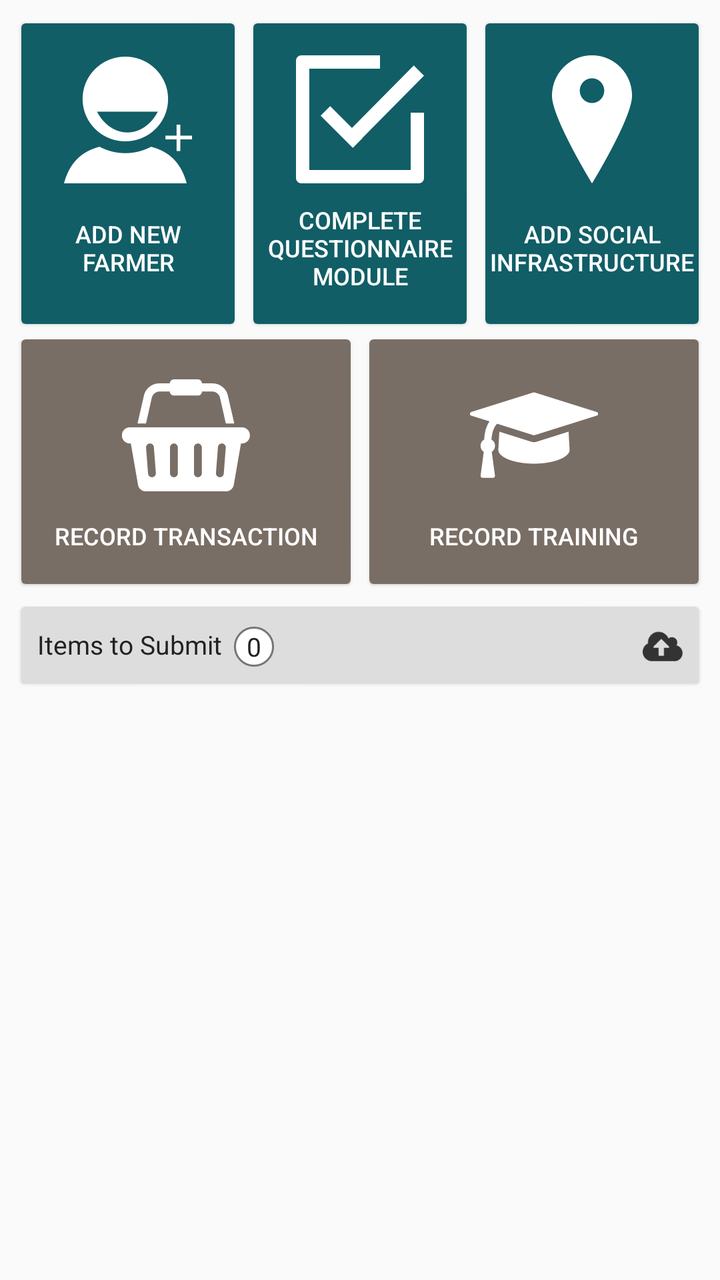
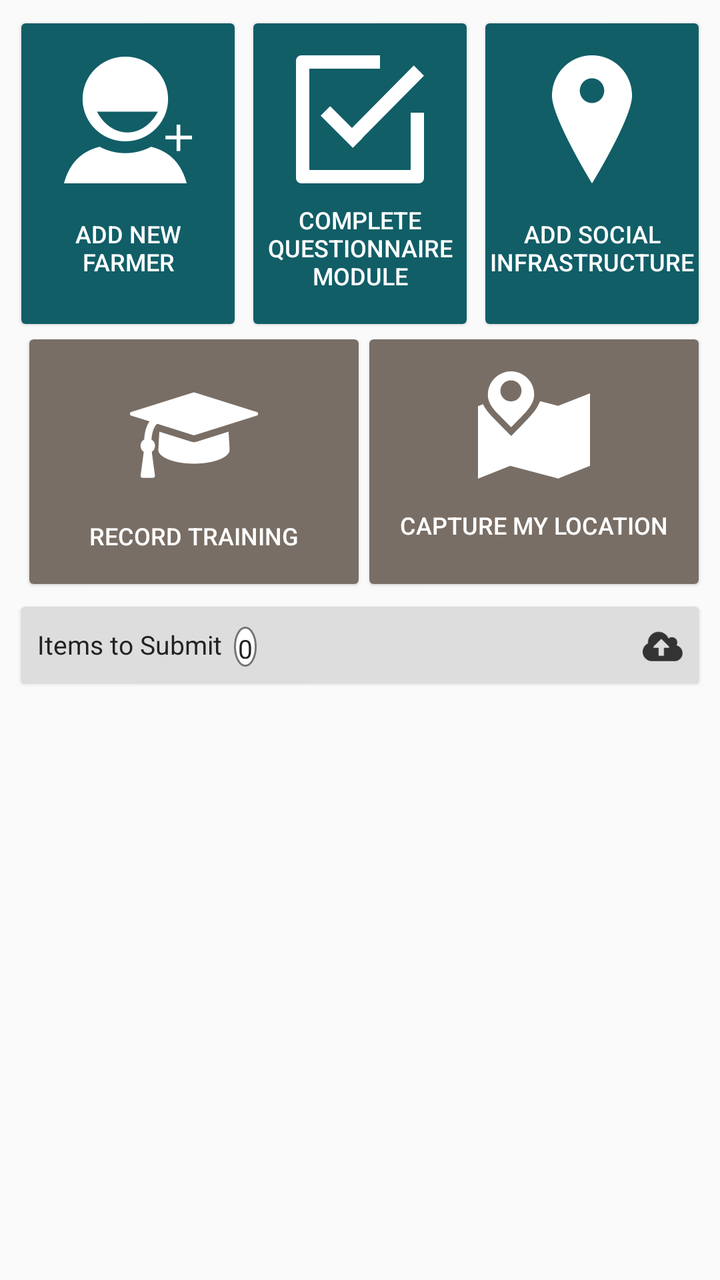

Compare the two renders of this Android layout. The source of the first and the diff that turns it into the second are given below.
<!-- AndroidManifest.xml: application theme AppCompactTheme -->
<!-- res/layout/home_header_buttons.xml -->
<?xml version="1.0" encoding="utf-8"?>
<LinearLayout android:orientation="vertical"
    xmlns:android="http://schemas.android.com/apk/res/android"
    xmlns:card_view="http://schemas.android.com/apk/res-auto"
    android:layout_width="match_parent"
    android:layout_height="wrap_content"
    android:id="@+id/topSectionWrapper"
    xmlns:tools="http://schemas.android.com/tools">

    <LinearLayout
        android:orientation="horizontal"
        android:layout_width="match_parent"
        android:layout_height="wrap_content"
        android:id="@+id/topSection"
        android:paddingTop="@dimen/home_activity_vertical_margin"
        android:paddingBottom="@dimen/ofis_small_pad"
        android:paddingLeft="@dimen/home_activity_horizontal_margin"
        android:paddingRight="@dimen/home_activity_horizontal_margin">

        <android.support.v7.widget.CardView
            android:layout_width="0dp"
            android:layout_height="match_parent"
            android:layout_weight="1"
            card_view:cardBackgroundColor="@color/ofis_home_screen_actions_background"
            card_view:cardElevation="@dimen/ofis_elevation_height"
            card_view:cardUseCompatPadding="true">
            <Button
                android:layout_width="match_parent"
                android:layout_height="match_parent"
                android:layout_weight="1"
                android:text="@string/ofis_add_new_farmer"
                android:id="@+id/AddNewFarmer"
                android:textColor="@color/ofis_base_font_white"
                android:drawableTop="@drawable/ic_add_new_farmer"
                android:drawablePadding="10dp"
                android:paddingLeft="@dimen/ofis_med_pad"
                android:paddingRight="@dimen/ofis_med_pad"
                android:textSize="@dimen/ofis_micro_text"
                android:background="@android:color/transparent"
                tools:ignore="ButtonStyle"
                android:paddingTop="16dp"
                android:paddingBottom="16dp" />
        </android.support.v7.widget.CardView>

        <android.support.v7.widget.CardView
            android:layout_width="0dp"
            android:layout_height="match_parent"
            android:layout_weight="1"
            card_view:cardBackgroundColor="@color/ofis_home_screen_actions_background"
            card_view:cardElevation="@dimen/ofis_elevation_height"
            android:layout_marginLeft="@dimen/ofis_small_pad"
            android:layout_marginRight="@dimen/ofis_small_pad"
            card_view:cardUseCompatPadding="true">
            <Button
                android:layout_width="match_parent"
                android:layout_height="match_parent"
                android:layout_weight="1"
                android:text="@string/ofis_complete_questionnaire"
                android:id="@+id/CompleteQuestionnaireModule"
                android:textColor="@color/ofis_base_font_white"
                android:drawableTop="@drawable/ic_complete_questionnaire_module"
                android:drawablePadding="10dp"
                android:textSize="@dimen/ofis_micro_text"
                android:background="@android:color/transparent"
                tools:ignore="ButtonStyle"
                android:paddingTop="16dp"
                android:paddingBottom="16dp" />
        </android.support.v7.widget.CardView>

        <android.support.v7.widget.CardView
            android:layout_width="0dp"
            android:layout_height="match_parent"
            android:layout_weight="1"
            card_view:cardBackgroundColor="@color/ofis_home_screen_actions_background"
            card_view:cardElevation="@dimen/ofis_elevation_height"
            card_view:cardUseCompatPadding="true">
            <Button
                android:layout_width="match_parent"
                android:layout_height="match_parent"
                android:layout_weight="1"
                android:text="@string/ofis_add_infrastructure"
                android:id="@+id/AddSocialInfrastructure"
                android:textColor="@color/ofis_base_font_white"
                android:drawableTop="@drawable/ic_add_poi"
                android:drawablePadding="10dp"
                android:textSize="@dimen/ofis_micro_text"
                android:background="@android:color/transparent"
                tools:ignore="ButtonStyle"
                android:paddingTop="16dp"
                android:paddingBottom="16dp" />
        </android.support.v7.widget.CardView>

    </LinearLayout>

    <LinearLayout
        android:orientation="horizontal"
        android:layout_width="match_parent"
        android:layout_height="wrap_content"
        android:id="@+id/middleSection"
        android:paddingBottom="@dimen/ofis_small_pad"
        android:paddingLeft="@dimen/home_activity_horizontal_margin"
        android:paddingRight="@dimen/home_activity_horizontal_margin"
        android:paddingTop="0dp">

        <android.support.v7.widget.CardView
            android:layout_width="0dp"
            android:layout_height="match_parent"
            android:layout_weight="1"
            android:id="@+id/recordTransactionWrapper"
            card_view:cardBackgroundColor="@color/ofis_home_screen_midsection_background"
            card_view:cardElevation="@dimen/ofis_elevation_height"
            android:layout_marginTop="-4dp"
            card_view:cardUseCompatPadding="true">
            <Button
                android:layout_width="match_parent"
                android:layout_height="match_parent"
                android:layout_weight="1"
                android:text="@string/record_transaction_button_text"
                android:id="@+id/RecordTransaction"
                android:textColor="@color/ofis_base_font_white"
                android:drawableTop="@drawable/ic_record_transaction"
                android:drawablePadding="10dp"
                android:textSize="@dimen/ofis_micro_text"
                android:background="@android:color/transparent"
                tools:ignore="ButtonStyle"
                android:paddingBottom="16dp"
                android:paddingTop="16dp" />
        </android.support.v7.widget.CardView>

        <android.support.v7.widget.CardView
            android:layout_width="0dp"
            android:layout_height="match_parent"
            android:layout_weight="1"
            card_view:cardBackgroundColor="@color/ofis_home_screen_midsection_background"
            card_view:cardElevation="@dimen/ofis_elevation_height"
            android:layout_marginTop="-4dp"
            card_view:cardUseCompatPadding="true"
            android:id="@+id/recordTrainingWrapper"
            android:layout_marginLeft="@dimen/ofis_small_pad">
            <Button
                android:layout_width="match_parent"
                android:layout_height="match_parent"
                android:layout_weight="1"
                android:text="@string/record_training_button"
                android:id="@+id/RecordFarmerTraining"
                android:textColor="@color/ofis_base_font_white"
                android:drawableTop="@drawable/ic_record_training"
                android:drawablePadding="10dp"
                android:textSize="@dimen/ofis_micro_text"
                android:background="@android:color/transparent"
                tools:ignore="ButtonStyle"
                android:paddingTop="16dp"
                android:paddingBottom="16dp" />
        </android.support.v7.widget.CardView>

    </LinearLayout>

    <android.support.v7.widget.CardView
        android:layout_width="match_parent"
        android:layout_height="wrap_content"
        android:layout_marginBottom="@dimen/home_activity_vertical_margin"
        android:layout_marginLeft="@dimen/home_activity_horizontal_margin"
        android:layout_marginRight="@dimen/home_activity_horizontal_margin"
        android:layout_marginTop="0dp"
        card_view:cardBackgroundColor="@color/ofis_actionbar_background"
        card_view:cardElevation="@dimen/ofis_elevation_height"
        card_view:cardUseCompatPadding="true">

        <RelativeLayout
            android:layout_width="match_parent"
            android:layout_height="wrap_content"
            android:id="@+id/itemlistBar"
            android:paddingTop="@dimen/home_activity_vertical_margin"
            android:paddingBottom="@dimen/home_activity_vertical_margin"
            android:paddingLeft="@dimen/home_activity_vertical_margin"
            android:paddingRight="@dimen/home_activity_vertical_margin">

            <TextView
                android:layout_width="wrap_content"
                android:layout_height="wrap_content"
                android:text="@string/Modules_to_submit"
                android:id="@+id/textView4"
                android:paddingRight="@dimen/ofis_micro_pad"
                android:layout_marginTop="@dimen/ofis_micro_pad"
                android:textColor="@color/ofis_base_font_dark"
                android:textSize="@dimen/ofis_small_text"
                tools:ignore="RtlHardcoded"/>

            <TextView
                android:layout_width="20dp"
                android:layout_height="20dp"
                android:background="@drawable/itemlist_total_background"
                android:id="@+id/networkQueueCount"
                android:text="0"
                android:textColor="@color/ofis_base_font_dark"
                android:textSize="@dimen/ofis_small_text"
                android:gravity="center"
                android:layout_marginTop="@dimen/ofis_micro_pad"
                android:layout_toRightOf="@+id/textView4"
                android:padding="0dp"
                android:layout_marginLeft="@dimen/ofis_small_pad"
                tools:ignore="HardcodedText" />

            <ImageButton
                android:layout_width="20dp"
                android:layout_height="20dp"
                android:id="@+id/syncAll"
                android:layout_marginTop="@dimen/ofis_micro_pad"
                android:contentDescription="@string/ofis_cd_submit_all_icon"
                android:src="@drawable/ic_upload_list"
                android:scaleType="fitXY"
                android:layout_alignParentRight="true"
                android:background="@android:color/transparent" />

        </RelativeLayout>
    </android.support.v7.widget.CardView>

    <TextView
        android:layout_width="match_parent"
        android:layout_height="wrap_content"
        android:id="@+id/nomodulestosubmittext"
        android:paddingTop="@dimen/ofis_small_pad"
        android:paddingBottom="@dimen/ofis_small_pad"
        android:paddingLeft="@dimen/activity_horizontal_margin"
        android:paddingRight="@dimen/activity_horizontal_margin"
        android:textSize="@dimen/ofis_input_field_text"
        android:textColor="@color/ofis_text_field" />

</LinearLayout>
<!-- resources referenced by this layout -->
<resources>
  <color name="ofis_actionbar_background">#dddddd</color>
  <color name="ofis_base_font_dark">#222222</color>
  <color name="ofis_base_font_white">#ffffff</color>
  <color name="ofis_home_screen_actions_background">#115e67</color>
  <color name="ofis_home_screen_midsection_background">#796e65</color>
  <color name="ofis_text_field">#DE000000</color>
  <dimen name="activity_horizontal_margin">16dp</dimen>
  <dimen name="home_activity_horizontal_margin">8dp</dimen>
  <dimen name="home_activity_vertical_margin">8dp</dimen>
  <dimen name="ofis_elevation_height">1dp</dimen>
  <dimen name="ofis_input_field_text">14sp</dimen>
  <dimen name="ofis_med_pad">8dp</dimen>
  <dimen name="ofis_micro_pad">2dp</dimen>
  <dimen name="ofis_micro_text">12sp</dimen>
  <dimen name="ofis_small_pad">4dp</dimen>
  <dimen name="ofis_small_text">13sp</dimen>
  <!-- drawable ic_add_new_farmer: png bitmap (drawable-hdpi, 3634 bytes) -->
  <!-- drawable ic_add_poi: png bitmap (drawable-hdpi, 3305 bytes) -->
  <!-- drawable ic_record_training: png bitmap (drawable-hdpi, 2633 bytes) -->
  <!-- drawable ic_record_transaction: png bitmap (drawable-hdpi, 2793 bytes) -->
  <!-- drawable ic_upload_list: png bitmap (drawable-hdpi, 1621 bytes) -->
  <!-- drawable itemlist_total_background (drawable) -->
  <?xml version="1.0" encoding="utf-8"?>
  <shape xmlns:android="http://schemas.android.com/apk/res/android" android:shape="oval">
      <stroke android:color="@color/ofis_text_field_read_only" android:width="1dp"/>
      <solid android:color="@color/ofis_base_font_white" />
  </shape>
  <string name="Modules_to_submit">Items to Submit</string>
  <string name="ofis_add_infrastructure">Add Social Infrastructure</string>
  <string name="ofis_add_new_farmer">Add New Farmer</string>
  <string name="ofis_cd_submit_all_icon">Submit all</string>
  <string name="ofis_complete_questionnaire">Complete Questionnaire Module</string>
  <string name="record_training_button">Record Training</string>
  <string name="record_transaction_button_text">Record Transaction</string>
  <style name="AppCompactTheme" parent="Theme.AppCompat.Light">
          
          <item name="android:spinnerStyle">@android:style/Widget.Holo.Light.Spinner</item>
          <item name="android:spinnerItemStyle">@style/SpinnerItem</item>
          <item name="android:spinnerDropDownItemStyle">@style/SpinnerItem.DropDownItem</item>
          <item name="android:dropDownListViewStyle">@style/StandardSpinner</item>
          <item name="android:actionBarStyle">@style/AppTheme.ActionBarStyle</item>
      </style>
  <color name="ofis_text_field_read_only">#80000000</color>
  <style name="SpinnerItem" parent="Widget.AppCompat.TextView.SpinnerItem">
          <item name="android:textColor">@color/ofis_base_font_white</item>
          <item name="android:textSize">@dimen/ofis_spinner_text</item>
      </style>
  <style name="SpinnerItem.DropDownItem" parent="Widget.AppCompat.Light.DropDownItem.Spinner">
          <item name="android:textColor">@color/ofis_text_field</item>
          <item name="android:background">@color/ofis_spinner_item_background</item>
      </style>
  <style name="StandardSpinner" parent="Widget.AppCompat.ListView.DropDown">
          <item name="android:dividerHeight">@dimen/ofis_spinner_itemseparator</item>
          <item name="android:divider">@color/ofis_spinner_divider</item>
      </style>
  <style name="AppTheme.ActionBarStyle" parent="Theme.AppCompat.Light">
          <item name="android:titleTextStyle">@style/AppTheme.ActionBar.TitleTextStyle</item>
      </style>
  <dimen name="ofis_spinner_text">14sp</dimen>
  <color name="ofis_spinner_item_background">@color/ofis_actionbar_background</color>
  <dimen name="ofis_spinner_itemseparator">1dp</dimen>
  <color name="ofis_spinner_divider">#ff333333</color>
  <style name="AppTheme.ActionBar.TitleTextStyle" parent="android:TextAppearance">
          <item name="android:textSize">@dimen/ofis_med_text</item>
      </style>
  <dimen name="ofis_med_text">15sp</dimen>
  <!-- unchanged entries left out for length: 1 -->
</resources>

<!-- the commit's change to res/layout/home_header_buttons.xml (unified diff, before → after) -->
@@ -102,30 +102,6 @@
         android:paddingRight="@dimen/home_activity_horizontal_margin"
         android:paddingTop="0dp">
 
-        <android.support.v7.widget.CardView
-            android:layout_width="0dp"
-            android:layout_height="match_parent"
-            android:layout_weight="1"
-            android:id="@+id/recordTransactionWrapper"
-            card_view:cardBackgroundColor="@color/ofis_home_screen_midsection_background"
-            card_view:cardElevation="@dimen/ofis_elevation_height"
-            android:layout_marginTop="-4dp"
-            card_view:cardUseCompatPadding="true">
-            <Button
-                android:layout_width="match_parent"
-                android:layout_height="match_parent"
-                android:layout_weight="1"
-                android:text="@string/record_transaction_button_text"
-                android:id="@+id/RecordTransaction"
-                android:textColor="@color/ofis_base_font_white"
-                android:drawableTop="@drawable/ic_record_transaction"
-                android:drawablePadding="10dp"
-                android:textSize="@dimen/ofis_micro_text"
-                android:background="@android:color/transparent"
-                tools:ignore="ButtonStyle"
-                android:paddingBottom="16dp"
-                android:paddingTop="16dp" />
-        </android.support.v7.widget.CardView>
 
         <android.support.v7.widget.CardView
             android:layout_width="0dp"
@@ -152,6 +128,32 @@
                 android:paddingTop="16dp"
                 android:paddingBottom="16dp" />
         </android.support.v7.widget.CardView>
+
+        <android.support.v7.widget.CardView
+            android:layout_width="0dp"
+            android:layout_height="match_parent"
+            android:layout_weight="1"
+            android:id="@+id/captureLocationWrapper"
+            card_view:cardBackgroundColor="@color/ofis_home_screen_midsection_background"
+            card_view:cardElevation="@dimen/ofis_elevation_height"
+            android:layout_marginTop="-4dp"
+            card_view:cardUseCompatPadding="true">
+            <Button
+                android:layout_width="match_parent"
+                android:layout_height="match_parent"
+                android:layout_weight="1"
+                android:text="@string/capture_my_location_button_text"
+                android:id="@+id/captureLocation"
+                android:textColor="@color/ofis_base_font_white"
+                android:drawableTop="@drawable/ic_captureloc"
+                android:drawablePadding="10dp"
+                android:textSize="@dimen/ofis_micro_text"
+                android:background="@android:color/transparent"
+                tools:ignore="ButtonStyle"
+                android:paddingBottom="16dp"
+                android:paddingTop="16dp" />
+        </android.support.v7.widget.CardView>
+
 
     </LinearLayout>
 
@@ -187,7 +189,7 @@
                 tools:ignore="RtlHardcoded"/>
 
             <TextView
-                android:layout_width="20dp"
+                android:layout_width="wrap_content"
                 android:layout_height="20dp"
                 android:background="@drawable/itemlist_total_background"
                 android:id="@+id/networkQueueCount"
@@ -197,7 +199,7 @@
                 android:gravity="center"
                 android:layout_marginTop="@dimen/ofis_micro_pad"
                 android:layout_toRightOf="@+id/textView4"
-                android:padding="0dp"
+                android:padding="2dp"
                 android:layout_marginLeft="@dimen/ofis_small_pad"
                 tools:ignore="HardcodedText" />
 
<!-- resource entries referenced after the edit -->
@@ -18,8 +18,8 @@
   <dimen name="ofis_small_text">13sp</dimen>
   <!-- drawable ic_add_new_farmer: png bitmap (drawable-hdpi, 3634 bytes) -->
   <!-- drawable ic_add_poi: png bitmap (drawable-hdpi, 3305 bytes) -->
+  <!-- drawable ic_captureloc: vector/xml drawable (drawable, 2233 chars, omitted) -->
   <!-- drawable ic_record_training: png bitmap (drawable-hdpi, 2633 bytes) -->
-  <!-- drawable ic_record_transaction: png bitmap (drawable-hdpi, 2793 bytes) -->
   <!-- drawable ic_upload_list: png bitmap (drawable-hdpi, 1621 bytes) -->
   <!-- drawable itemlist_total_background (drawable) -->
   <?xml version="1.0" encoding="utf-8"?>
@@ -28,12 +28,12 @@
       <solid android:color="@color/ofis_base_font_white" />
   </shape>
   <string name="Modules_to_submit">Items to Submit</string>
+  <string name="capture_my_location_button_text">Capture My location</string>
   <string name="ofis_add_infrastructure">Add Social Infrastructure</string>
   <string name="ofis_add_new_farmer">Add New Farmer</string>
   <string name="ofis_cd_submit_all_icon">Submit all</string>
   <string name="ofis_complete_questionnaire">Complete Questionnaire Module</string>
   <string name="record_training_button">Record Training</string>
-  <string name="record_transaction_button_text">Record Transaction</string>
   <style name="AppCompactTheme" parent="Theme.AppCompat.Light">
           
           <item name="android:spinnerStyle">@android:style/Widget.Holo.Light.Spinner</item>
